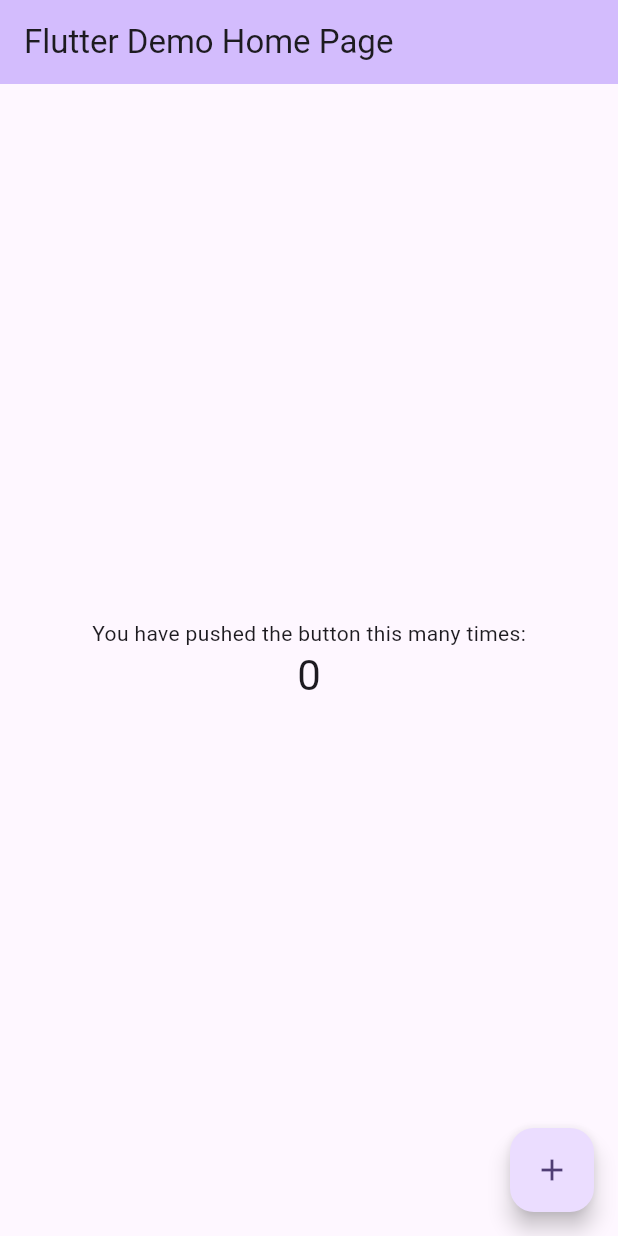
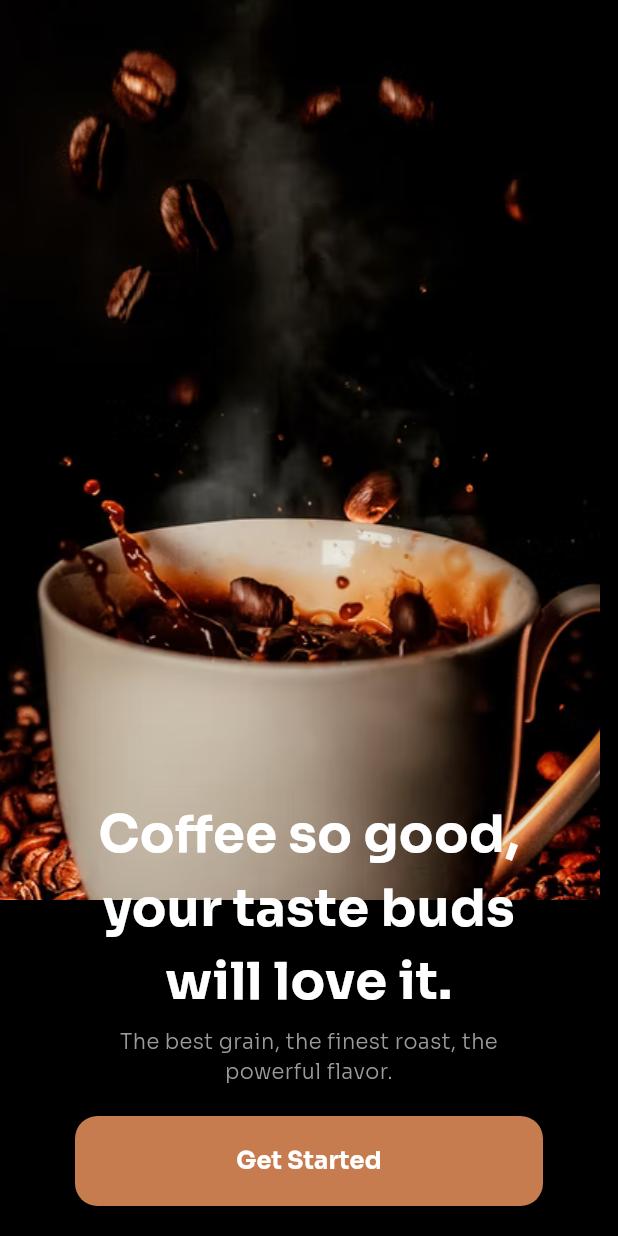
Before and after one commit to HyDev314/Coffee-shop-app, a Flutter app: the screen it shows after launch, on a phone screen of 412 x 824 dp. Run offline on Flutter 3.47's test engine with Material 3 defaults, Android fonts, the phone set to English and light mode, and no system bars; our stand-ins replace dio, equatable, retrofit; generated files the repository leaves out were written again; project files that could hold a hidden picture were left out.

Commit message:
domain-data-startScreen

```diff
--- a/lib/config/theme/palatte.dart
+++ b/lib/config/theme/palatte.dart
@@ -0,0 +1,14 @@
+import 'package:flutter/material.dart';
+
+class Palette {
+  static const Color blackColor = Color(0xFF000000);
+  static const Color whiteColor = Color(0xFFFFFFFF);
+  static const Color greyColor = Color(0xFF131313);
+  static const Color searchBarColor = Color(0xFF313131);
+
+  static const Color mainColor = Color(0xFFC67C4E);
+  static const Color secondColor = Color(0xFF8D8D8D);
+
+  static const Color textColor = Color(0xFF2F2D2C);
+  static const Color thinTextColor = Color(0xFF9B9B9B);
+}
--- a/lib/core/params/params.dart
+++ b/lib/core/params/params.dart
@@ -0,0 +1,6 @@
+class ProductParams {
+  final String id;
+  const ProductParams({
+    required this.id,
+  });
+}
--- /dev/null
+++ b/lib/core/usecases/usecases.dart
@@ -0,0 +1,3 @@
+abstract class UseCase<Type, Params> {
+  Future<Type> call({Params params});
+}
--- a/lib/features/home/data/models/product_model.dart
+++ b/lib/features/home/data/models/product_model.dart
@@ -1,6 +1,5 @@
-import 'package:coffe_shop_app/features/domain/entities/product_entity.dart';
-
-import '../../../core/constants/constants.dart';
+import '../../../../core/constants/constants.dart';
+import '../../domain/entities/product_entity.dart';
 
 class ProductModel extends ProductEntity {
   const ProductModel({
--- a/lib/features/home/domain/reponsitories/product_repository.dart
+++ b/lib/features/home/domain/reponsitories/product_repository.dart
@@ -1,10 +1,10 @@
 import 'package:coffe_shop_app/core/params/params.dart';
 import 'package:coffe_shop_app/core/resources/data_state.dart';
-import 'package:coffe_shop_app/features/domain/entities/product_entity.dart';
+import '../entities/product_entity.dart';
 
 abstract class ProductRepository {
-  Future<DataState<List<ProductEntity>>> getAllData();
+  Future<DataState<List<ProductEntity>>> getProducts();
 
-  Future<DataState<ProductEntity>> getProductData(
+  Future<DataState<ProductEntity>> getProductDetails(
       {required ProductParams params});
 }
--- /dev/null
+++ b/lib/features/home/presentation/screens/start_screen.dart
@@ -0,0 +1,72 @@
+import 'package:coffe_shop_app/config/theme/asset.dart';
+import 'package:coffe_shop_app/config/theme/palatte.dart';
+import 'package:flutter/cupertino.dart';
+import 'package:flutter/material.dart';
+import 'package:flutter/widgets.dart';
+
+import '../widgets/start_button.dart';
+
+class StartScreen extends StatefulWidget {
+  const StartScreen({super.key});
+
+  @override
+  State<StartScreen> createState() => _StartScreenState();
+}
+
+class _StartScreenState extends State<StartScreen> {
+  @override
+  Widget build(BuildContext context) {
+    return Scaffold(
+      backgroundColor: Palette.blackColor,
+      body: Center(
+        child: Stack(
+          children: [
+            SizedBox(
+              height: 600,
+              child: Image.asset(
+                Asset.imageStart,
+                fit: BoxFit.none,
+              ),
+            ),
+            const Padding(
+              padding: EdgeInsets.symmetric(horizontal: 50),
+              child: Column(
+                mainAxisAlignment: MainAxisAlignment.end,
+                children: [
+                  // Image.asset(
+                  //   Asset.imageStart,
+                  //   fit: BoxFit.none,
+                  // ),
+                  Text(
+                    'Coffee so good, your taste buds will love it.',
+                    textAlign: TextAlign.center,
+                    style: TextStyle(
+                      color: Palette.whiteColor,
+                      fontFamily: 'Sora',
+                      fontWeight: FontWeight.w600,
+                      fontSize: 34,
+                    ),
+                  ),
+                  SizedBox(height: 5),
+                  Text(
+                    'The best grain, the finest roast, the powerful flavor.',
+                    textAlign: TextAlign.center,
+                    style: TextStyle(
+                      color: Palette.thinTextColor,
+                      fontFamily: 'Sora',
+                      fontWeight: FontWeight.w400,
+                      fontSize: 14,
+                    ),
+                  ),
+                  SizedBox(height: 20),
+                  StartButton(),
+                  SizedBox(height: 20),
+                ],
+              ),
+            ),
+          ],
+        ),
+      ),
+    );
+  }
+}
--- /dev/null
+++ b/lib/features/home/presentation/widgets/start_button.dart
@@ -0,0 +1,31 @@
+import 'package:flutter/cupertino.dart';
+import 'package:flutter/material.dart';
+
+import '../../../../config/theme/palatte.dart';
+
+class StartButton extends StatelessWidget {
+  const StartButton({super.key});
+
+  @override
+  Widget build(BuildContext context) {
+    return ElevatedButton(
+      onPressed: () {},
+      style: ElevatedButton.styleFrom(
+          backgroundColor: Palette.mainColor,
+          foregroundColor: Palette.whiteColor,
+          minimumSize: const Size(double.infinity, 60),
+          shape: RoundedRectangleBorder(
+            borderRadius: BorderRadius.circular(15),
+          )),
+      child: const Text(
+        'Get Started',
+        textAlign: TextAlign.center,
+        style: TextStyle(
+          fontFamily: 'Sora',
+          fontWeight: FontWeight.w600,
+          fontSize: 16,
+        ),
+      ),
+    );
+  }
+}
--- a/lib/main.dart
+++ b/lib/main.dart
@@ -1,3 +1,4 @@
+import 'package:coffe_shop_app/features/home/presentation/screens/start_screen.dart';
 import 'package:flutter/material.dart';
 
 void main() {
@@ -11,60 +12,12 @@ class MyApp extends StatelessWidget {
   @override
   Widget build(BuildContext context) {
     return MaterialApp(
-      title: 'Flutter Demo',
+      debugShowCheckedModeBanner: false,
       theme: ThemeData(
         colorScheme: ColorScheme.fromSeed(seedColor: Colors.deepPurple),
         useMaterial3: true,
       ),
-      home: const MyHomePage(title: 'Flutter Demo Home Page'),
+      home: const StartScreen(),
     );
   }
 }
-
-class MyHomePage extends StatefulWidget {
-  const MyHomePage({super.key, required this.title});
-
-  final String title;
-
-  @override
-  State<MyHomePage> createState() => _MyHomePageState();
-}
-
-class _MyHomePageState extends State<MyHomePage> {
-  int _counter = 0;
-
-  void _incrementCounter() {
-    setState(() {
-      _counter++;
-    });
-  }
-
-  @override
-  Widget build(BuildContext context) {
-    return Scaffold(
-      appBar: AppBar(
-        backgroundColor: Theme.of(context).colorScheme.inversePrimary,
-        title: Text(widget.title),
-      ),
-      body: Center(
-        child: Column(
-          mainAxisAlignment: MainAxisAlignment.center,
-          children: <Widget>[
-            const Text(
-              'You have pushed the button this many times:',
-            ),
-            Text(
-              '$_counter',
-              style: Theme.of(context).textTheme.headlineMedium,
-            ),
-          ],
-        ),
-      ),
-      floatingActionButton: FloatingActionButton(
-        onPressed: _incrementCounter,
-        tooltip: 'Increment',
-        child: const Icon(Icons.add),
-      ), // This trailing comma makes auto-formatting nicer for build methods.
-    );
-  }
-}
```
Also changed, not shown: lib/core/constants/constants.dart (+11 -0 lines), lib/core/resources/data_state.dart (+16 -0 lines), lib/features/home/data/data_sources/product_api_service.dart (+14 -0 lines), lib/features/home/data/reponsitories/product_repository_impl.dart (+37 -0 lines), lib/features/home/domain/usecases/get_product_usecase.dart (deleted, +0 -13 lines), lib/features/home/domain/usecases/get_products_usecase.dart (added, +14 -0 lines), lib/features/home/presentation/bloc/product/product_event.dart (added, +7 -0 lines), lib/features/home/presentation/bloc/product/product_state.dart (added, +26 -0 lines), pubspec.yaml (+33 -28 lines), lib/features/home/data/data_sources/product_api_service.g.dart (added), lib/features/home/presentation/bloc/product/product_bloc.dart (added), pubspec.lock, 1 other file.
